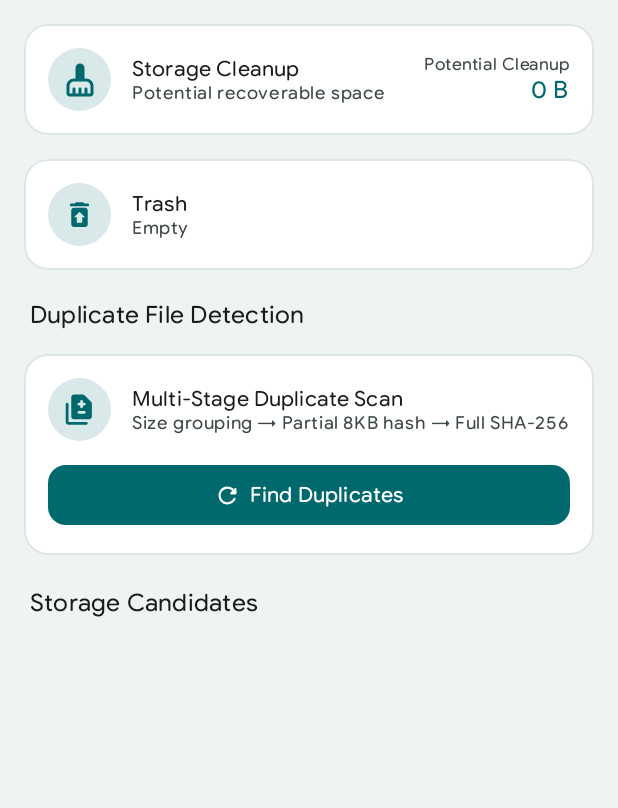
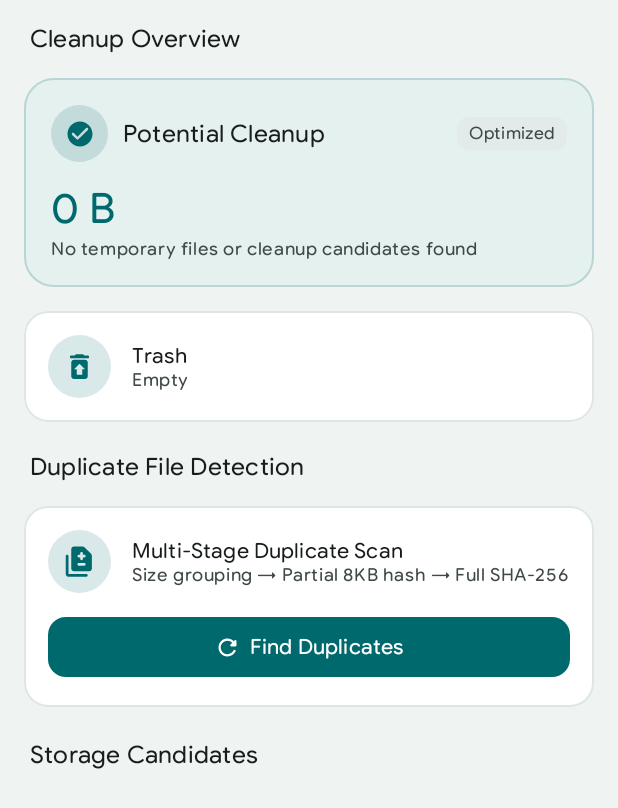
Before and after one commit to tanvirr007/quarry-app, an Android app built with Jetpack Compose: the composable CleanupScreen shown on its own in the app's theme, on a phone screen of 412 x 824 dp. Shown: the top 808 px of the screen. Run offline under Robolectric (Android 15) with nearby library versions, the light colour scheme and no system bars; our stand-ins replace Room's generated code; 1 statement that could not run was skipped.

Commit message:
feat: cleanup storage overview card
- Add Cleanup Overview section header for consistent layout hierarchy.
- Redesign Potential Cleanup card into a 2-tier Material 3 hero stat card.
- Add dynamic status badge and clean headline typography.
- Remove redundant labels and resolve horizontal text wrapping issues.

----------------------------------------
TEST:
- Open Cleanup tab and inspect top section.
- Verify Cleanup Overview section header appears above overview cards.
- Verify Potential Cleanup card displays clean hero stat, status pill, and subtitle.
- Verify no text crowding or duplicated labels occur.
----------------------------------------

Signed-off-by: tanvirr007 <43490582+tanvirr007@users.noreply.github.com>

```diff
--- a/app/src/main/java/app/quarry/tanvir/info/ui/cleanup/CleanupScreen.kt
+++ b/app/src/main/java/app/quarry/tanvir/info/ui/cleanup/CleanupScreen.kt
@@ -25,6 +25,7 @@ import androidx.compose.foundation.shape.RoundedCornerShape
 import androidx.compose.foundation.verticalScroll
 import androidx.compose.material.icons.Icons
 import androidx.compose.material.icons.rounded.AutoDelete
+import androidx.compose.material.icons.rounded.CheckCircle
 import androidx.compose.material.icons.rounded.CleaningServices
 import androidx.compose.material.icons.rounded.DeleteSweep
 import androidx.compose.material.icons.rounded.Difference
@@ -44,6 +45,7 @@ import androidx.compose.material3.FilledTonalButton
 import androidx.compose.material3.Icon
 import androidx.compose.material3.MaterialTheme
 import androidx.compose.material3.OutlinedButton
+import androidx.compose.material3.Surface
 import androidx.compose.material3.Text
 import androidx.compose.runtime.Composable
 import androidx.compose.runtime.LaunchedEffect
@@ -54,6 +56,7 @@ import androidx.compose.ui.draw.clip
 import androidx.compose.ui.graphics.vector.ImageVector
 import androidx.compose.ui.platform.LocalContext
 import androidx.compose.ui.text.font.FontWeight
+import androidx.compose.ui.text.style.TextOverflow
 import androidx.compose.ui.unit.dp
 import androidx.fragment.app.FragmentActivity
 import androidx.lifecycle.compose.collectAsStateWithLifecycle
@@ -110,62 +113,105 @@ fun CleanupScreen(
             .padding(16.dp),
         verticalArrangement = Arrangement.spacedBy(16.dp)
     ) {
-        // Cleanup Header Card
+        // Overview Section
+        Text(
+            text = "Cleanup Overview",
+            style = MaterialTheme.typography.titleMedium,
+            fontWeight = FontWeight.Bold,
+            modifier = Modifier.padding(start = 4.dp)
+        )
+
+        // Potential Cleanup Hero Card
         Card(
             modifier = Modifier.fillMaxWidth(),
-            shape = RoundedCornerShape(16.dp),
+            shape = RoundedCornerShape(20.dp),
             colors = CardDefaults.cardColors(
-                containerColor = MaterialTheme.colorScheme.surface
+                containerColor = MaterialTheme.colorScheme.primaryContainer.copy(alpha = 0.3f)
             ),
-            border = BorderStroke(1.dp, MaterialTheme.colorScheme.outlineVariant.copy(alpha = 0.7f))
+            border = BorderStroke(1.dp, MaterialTheme.colorScheme.primary.copy(alpha = 0.2f))
+        ) {
+            Column(
+                modifier = Modifier
+                    .fillMaxWidth()
+                    .padding(18.dp),
+                verticalArrangement = Arrangement.spacedBy(14.dp)
             ) {
                 Row(
-                modifier = Modifier
-                    .fillMaxWidth()
-                    .padding(16.dp),
+                    modifier = Modifier.fillMaxWidth(),
                     verticalAlignment = Alignment.CenterVertically,
-                horizontalArrangement = Arrangement.spacedBy(14.dp)
+                    horizontalArrangement = Arrangement.SpaceBetween
+                ) {
+                    Row(
+                        verticalAlignment = Alignment.CenterVertically,
+                        horizontalArrangement = Arrangement.spacedBy(10.dp)
                     ) {
                         Box(
                             modifier = Modifier
-                        .size(42.dp)
+                                .size(38.dp)
                                 .clip(CircleShape)
                                 .background(MaterialTheme.colorScheme.primary.copy(alpha = 0.15f)),
                             contentAlignment = Alignment.Center
                         ) {
                             Icon(
-                        imageVector = Icons.Rounded.CleaningServices,
+                                imageVector = if (uiState.totalRecoverableBytes > 0) {
+                                    Icons.Rounded.CleaningServices
+                                } else {
+                                    Icons.Rounded.CheckCircle
+                                },
                                 contentDescription = null,
                                 tint = MaterialTheme.colorScheme.primary,
-                        modifier = Modifier.size(24.dp)
+                                modifier = Modifier.size(20.dp)
                             )
                         }
 
-                Column(modifier = Modifier.weight(1f)) {
                         Text(
-                        text = "Storage Cleanup",
-                        style = MaterialTheme.typography.titleSmall,
-                        fontWeight = FontWeight.SemiBold,
+                            text = "Potential Cleanup",
+                            style = MaterialTheme.typography.titleMedium,
+                            fontWeight = FontWeight.Bold,
                             color = MaterialTheme.colorScheme.onSurface
-                    )
-                    Text(
-                        text = "Potential recoverable space",
-                        style = MaterialTheme.typography.bodySmall,
-                        color = MaterialTheme.colorScheme.onSurfaceVariant
                         )
                     }
 
-                Column(horizontalAlignment = Alignment.End) {
+                    Surface(
+                        shape = RoundedCornerShape(8.dp),
+                        color = if (uiState.totalRecoverableBytes > 0) {
+                            MaterialTheme.colorScheme.primary.copy(alpha = 0.15f)
+                        } else {
+                            MaterialTheme.colorScheme.surfaceVariant
+                        }
+                    ) {
                         Text(
-                        text = "Potential Cleanup",
+                            text = if (uiState.totalRecoverableBytes > 0) "Candidates Found" else "Optimized",
                             style = MaterialTheme.typography.labelSmall,
-                        color = MaterialTheme.colorScheme.onSurfaceVariant
+                            fontWeight = FontWeight.Bold,
+                            color = if (uiState.totalRecoverableBytes > 0) {
+                                MaterialTheme.colorScheme.primary
+                            } else {
+                                MaterialTheme.colorScheme.onSurfaceVariant
+                            },
+                            modifier = Modifier.padding(horizontal = 8.dp, vertical = 4.dp)
+                        )
+                    }
+                }
+
+                Column(
+                    modifier = Modifier.fillMaxWidth(),
+                    verticalArrangement = Arrangement.spacedBy(2.dp)
+                ) {
+                    Text(
+                        text = StorageFormatter.formatBytes(uiState.totalRecoverableBytes),
+                        style = MaterialTheme.typography.headlineMedium,
+                        fontWeight = FontWeight.Bold,
+                        color = MaterialTheme.colorScheme.primary
                     )
                     Text(
-                        text = StorageFormatter.formatBytes(uiState.totalRecoverableBytes),
-                        style = MaterialTheme.typography.titleMedium,
-                        fontWeight = FontWeight.Bold,
-                        color = MaterialTheme.colorScheme.primary
+                        text = if (uiState.totalRecoverableBytes > 0) {
+                            "Total space available to review and reclaim safely"
+                        } else {
+                            "No temporary files or cleanup candidates found"
+                        },
+                        style = MaterialTheme.typography.bodySmall,
+                        color = MaterialTheme.colorScheme.onSurfaceVariant
                     )
                 }
             }
```
Lines whose indentation alone changed are shown as unchanged.
